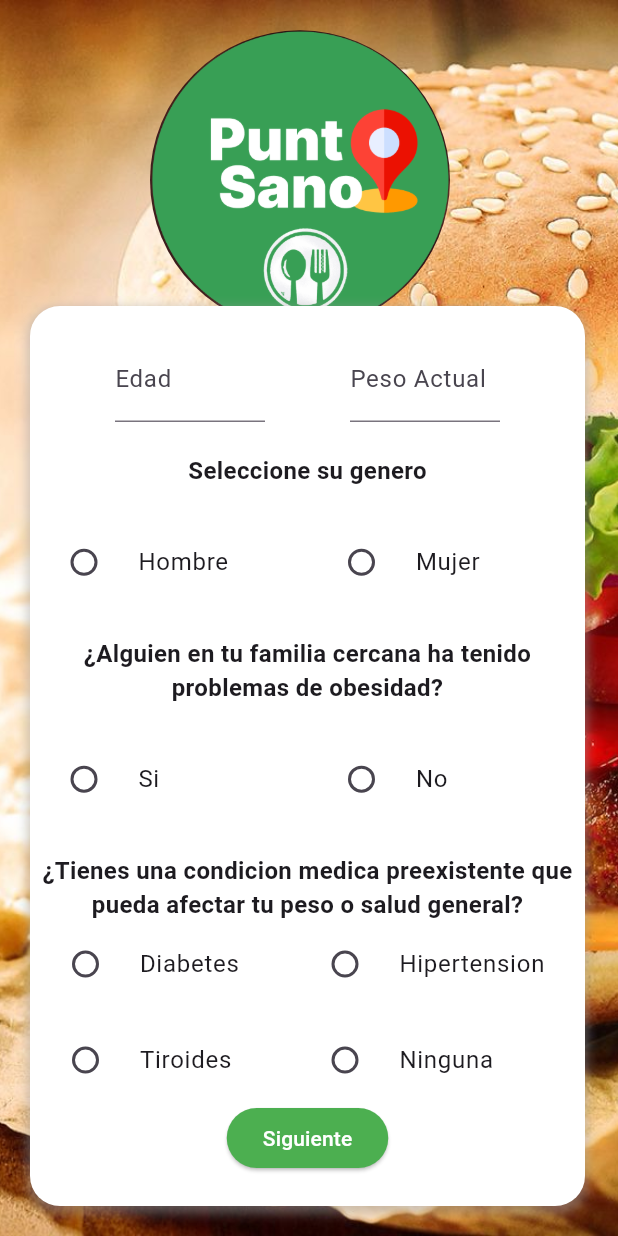
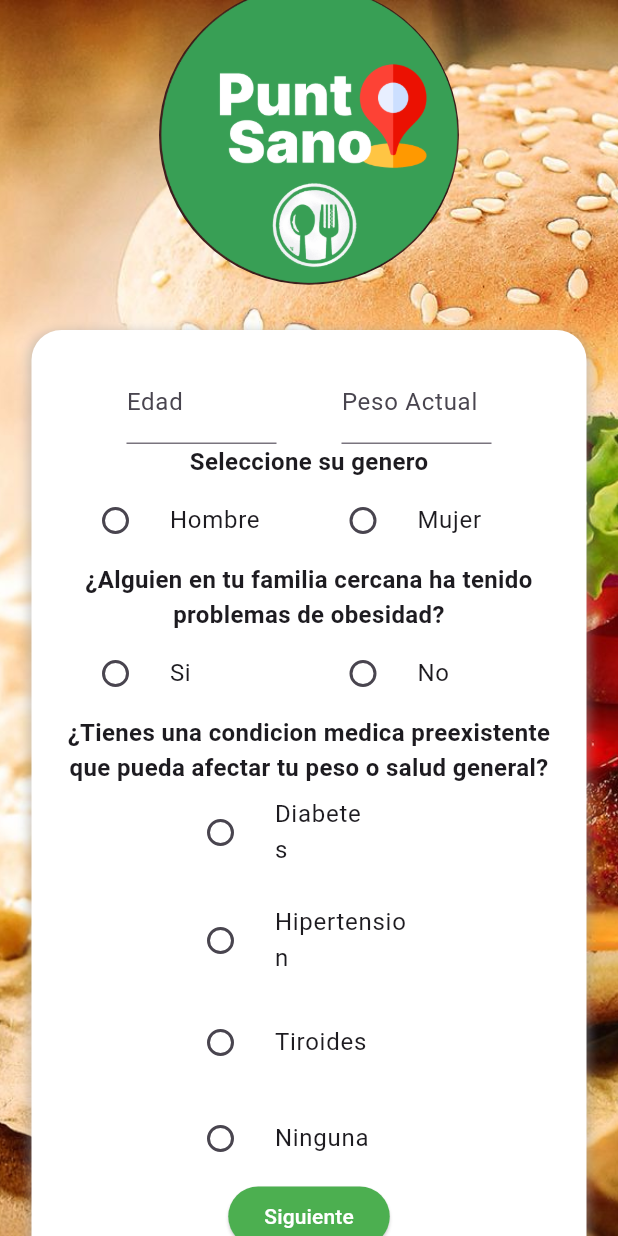
Before and after one commit to yeshua-aguilar/app_puntosano, a Flutter app: the Registre2 screen opened by its route, on a phone screen of 412 x 824 dp. Run offline on Flutter 3.47's test engine with Material 3 defaults, Android fonts, the phone set to English and light mode, and no system bars; our stand-ins replace camera, fl_chart.

Commit message:
registre2 responsive

```diff
--- a/lib/registre2.dart
+++ b/lib/registre2.dart
@@ -23,8 +23,12 @@ class _Registre2State extends State<Registre2> {
             height: double.infinity,
             fit: BoxFit.cover,
           ),
+          Center(
+            child: SingleChildScrollView(
+              child: Column(
+                children: [
                   Transform.translate(
-            offset: const Offset(100, 20),
+                    offset: const Offset(0, -10),
                     child: CircleAvatar(
                       radius: 100,
                       backgroundColor: Colors.transparent,
@@ -36,15 +40,10 @@ class _Registre2State extends State<Registre2> {
                       ),
                     ),
                   ),
-          Positioned(
-            left: 20,
-            bottom: 20,
-            child: Center(
-              child: Padding(
-                padding: const EdgeInsets.all(0.0),
+                  Padding(
+                    padding: const EdgeInsets.all(20.0),
                     child: Container(
                       width: 370,
-                  height: 600,
                       decoration: BoxDecoration(
                         color: Colors.white,
                         borderRadius: BorderRadius.circular(20),
@@ -57,8 +56,10 @@ class _Registre2State extends State<Registre2> {
                           ),
                         ],
                       ),
+                      child: Padding(
+                        padding: const EdgeInsets.all(20.0),
                         child: Column(
-                    mainAxisAlignment: MainAxisAlignment.spaceEvenly,
+                          mainAxisAlignment: MainAxisAlignment.center,
                           children: [
                             Row(
                               mainAxisAlignment: MainAxisAlignment.spaceEvenly,
@@ -173,27 +174,29 @@ class _Registre2State extends State<Registre2> {
                                   runSpacing: 8.0,
                                   children: [
                                     Container(
-                                width: 165,
+                                      width: 160,
                                       child: RadioListTile(
                                         title: Text('Diabetes'),
                                         value: 'opcion1',
                                         groupValue: pregunta3Selecionado,
                                         onChanged: (value) {
                                           setState(() {
-                                      pregunta3Selecionado = value.toString();
+                                            pregunta3Selecionado =
+                                                value.toString();
                                           });
                                         },
                                       ),
                                     ),
                                     Container(
-                                width: 195,
+                                      width: 190,
                                       child: RadioListTile(
                                         title: Text('Hipertension'),
                                         value: 'opcion2',
                                         groupValue: pregunta3Selecionado,
                                         onChanged: (value) {
                                           setState(() {
-                                      pregunta3Selecionado = value.toString();
+                                            pregunta3Selecionado =
+                                                value.toString();
                                           });
                                         },
                                       ),
@@ -206,7 +209,8 @@ class _Registre2State extends State<Registre2> {
                                         groupValue: pregunta3Selecionado,
                                         onChanged: (value) {
                                           setState(() {
-                                      pregunta3Selecionado = value.toString();
+                                            pregunta3Selecionado =
+                                                value.toString();
                                           });
                                         },
                                       ),
@@ -219,7 +223,8 @@ class _Registre2State extends State<Registre2> {
                                         groupValue: pregunta3Selecionado,
                                         onChanged: (value) {
                                           setState(() {
-                                      pregunta3Selecionado = value.toString();
+                                            pregunta3Selecionado =
+                                                value.toString();
                                           });
                                         },
                                       ),
@@ -245,6 +250,9 @@ class _Registre2State extends State<Registre2> {
                       ),
                     ),
                   ),
+                ],
+              ),
+            ),
           ),
         ],
       ),
```
Lines whose indentation alone changed are shown as unchanged.
